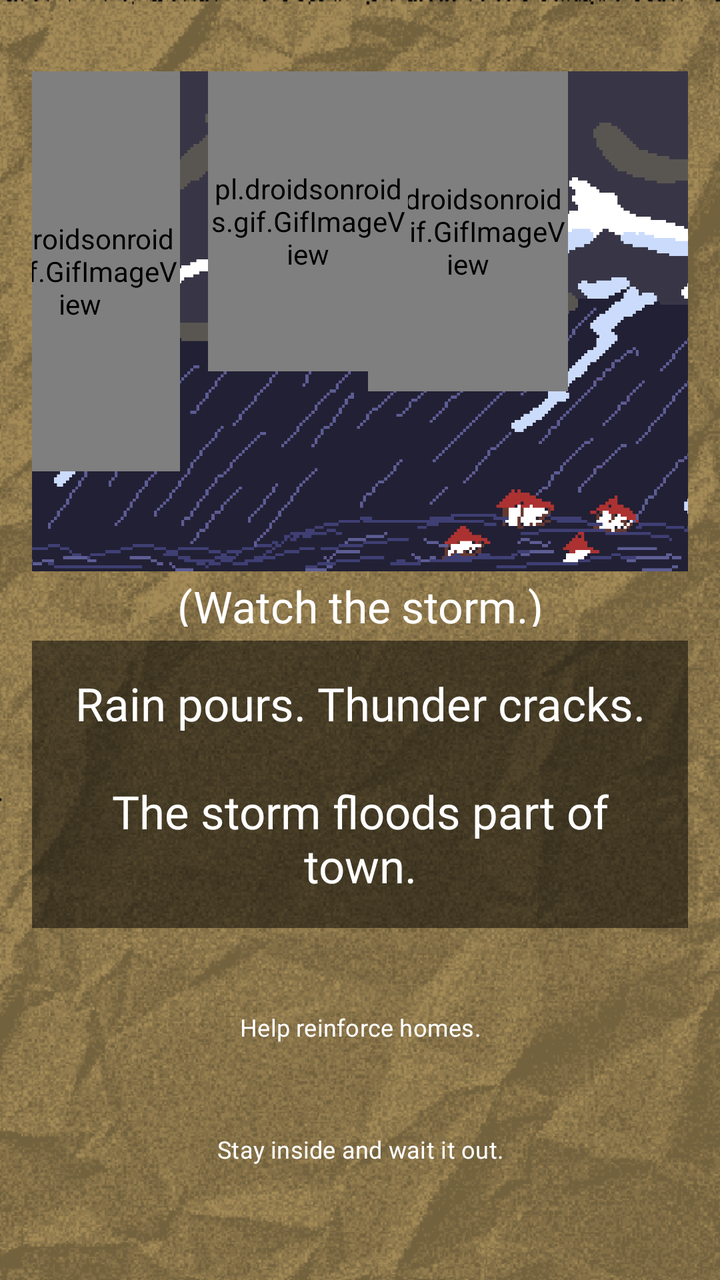
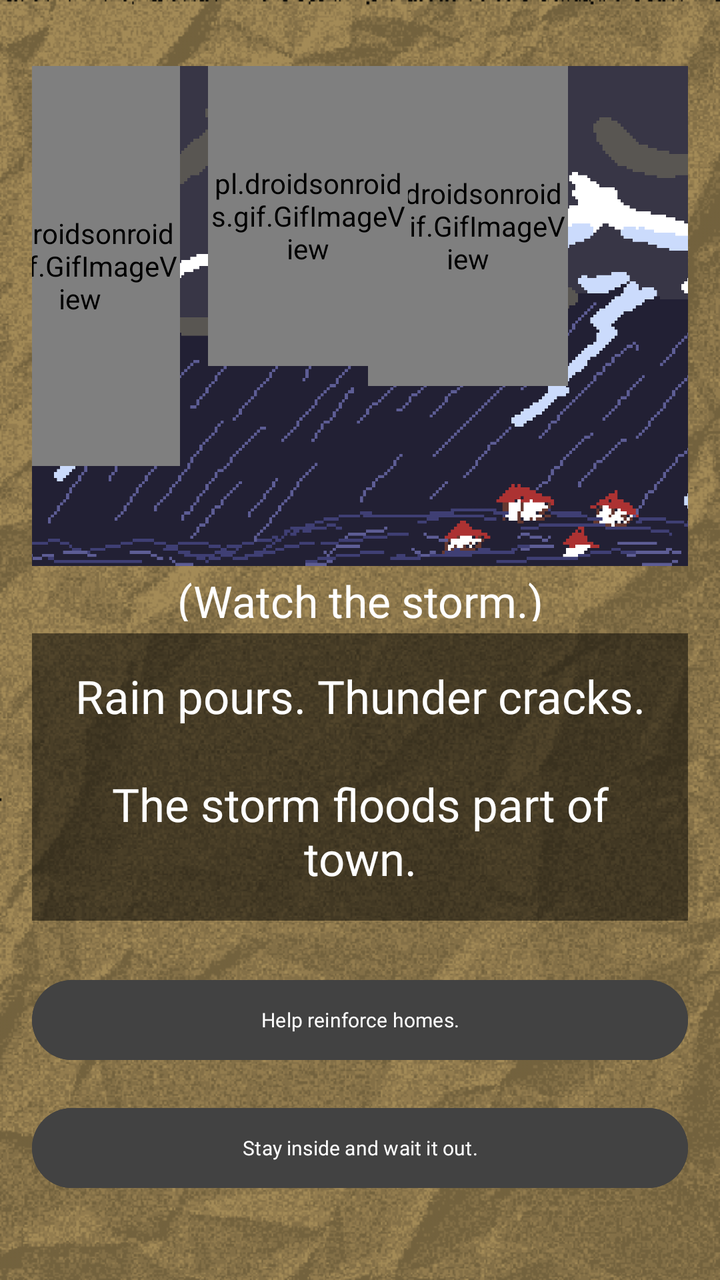

Two renders of the same Android screen: before a commit and after it. Below are the layout's source before the change and the commit's diff.
<!-- AndroidManifest.xml: application theme Theme.ChoiceQuest -->
<!-- res/layout/activity_page2_1_3_2.xml -->
<?xml version="1.0" encoding="utf-8"?>
<LinearLayout xmlns:android="http://schemas.android.com/apk/res/android"
    xmlns:app="http://schemas.android.com/apk/res-auto"
    xmlns:tools="http://schemas.android.com/tools"
    android:id="@+id/page2_1_3_2"
    android:layout_width="match_parent"
    android:layout_height="match_parent"
    android:background="@drawable/papertexture_"
    android:backgroundTint="#f8e7c2"
    android:backgroundTintMode="multiply"
    android:gravity="center"
    android:orientation="vertical"
    android:padding="16dp"
    tools:context=".Page2_1_3_2">

    <View
        android:layout_width="match_parent"
        android:layout_height="0dp"
        android:layout_weight="1"/>

    <FrameLayout
        android:layout_width="412dp"
        android:layout_height="250dp">

        <ImageView
            android:id="@+id/imageView"
            android:layout_width="match_parent"
            android:layout_height="match_parent"
            android:src="@drawable/page2_1_3_2"/>

        <pl.droidsonroids.gif.GifImageView
            android:id="@+id/thunderGif0"
            android:layout_width="100dp"
            android:layout_height="160dp"
            android:layout_marginTop="0dp"
            android:layout_marginLeft="210dp"
            android:src="@drawable/thunder_vfx0" />

        <pl.droidsonroids.gif.GifImageView
            android:id="@+id/thunderGif1"
            android:layout_width="100dp"
            android:layout_height="150dp"
            android:layout_marginTop="0dp"
            android:layout_marginLeft="130dp"
            android:src="@drawable/thunder_vfx0" />

        <pl.droidsonroids.gif.GifImageView
            android:id="@+id/thunderGif2"
            android:layout_width="100dp"
            android:layout_height="200dp"
            android:layout_marginTop="-0dp"
            android:layout_marginLeft="16dp"
            android:src="@drawable/thunder_vfx0"/>

    </FrameLayout>

    <View
        android:layout_width="match_parent"
        android:layout_height="1dp"
        android:layout_weight="0.1"/>

    <TextView
        android:layout_width="match_parent"
        android:layout_height="25dp"
        android:gravity="center"
        android:fontFamily="@font/pixelspace"
        android:textSize="22sp"
        android:text="(Watch the storm.)"
        android:textColor="@color/white"/>

    <View
        android:layout_width="match_parent"
        android:layout_height="1dp"
        android:layout_weight="0.3"/>

    <TextView
        android:layout_width="match_parent"
        android:layout_height="wrap_content"
        android:id="@+id/tv_page2_1_3_2"
        android:fontFamily="@font/pixelgame_font"
        android:gravity="center"
        android:padding="16dp"
        android:background="#80000000"
        android:text="Rain pours. Thunder cracks.\n\nThe storm floods part of town."
        android:textColor="@color/white"
        android:textSize="23sp"
        android:layout_marginBottom="16dp"/>

    <View
        android:layout_width="match_parent"
        android:layout_height="1dp"
        android:layout_weight="0.5"/>

    <Button
        android:id="@+id/btnStayHelp"
        android:layout_width="410dp"
        android:layout_height="45dp"
        android:text="Help reinforce homes."
        android:background="@android:color/transparent"
        android:fontFamily="@font/quest_font"
        android:textSize="12sp"
        android:layout_marginBottom="16dp"
        android:onClick="page2_1_3_2_1"/>

    <Button
        android:id="@+id/btnLeaveTell"
        android:layout_width="410dp"
        android:layout_height="45dp"
        android:layout_marginBottom="16dp"
        android:background="@android:color/transparent"
        android:fontFamily="@font/quest_font"
        android:text="Stay inside and wait it out."
        android:textSize="12sp"
        android:onClick="page2_1_3_2_2"/>

    <View
        android:layout_width="match_parent"
        android:layout_height="1dp"
        android:layout_weight="0.5"/>

</LinearLayout>
<!-- resources referenced by this layout -->
<resources>
  <color name="white">#FFFFFF</color>
  <!-- drawable page2_1_3_2: png bitmap (drawable, 32541 bytes) -->
  <!-- drawable papertexture_: png bitmap (drawable, 156948 bytes) -->
  <!-- drawable thunder_vfx0: gif bitmap (drawable, 8511 bytes) -->
  <style name="Theme.ChoiceQuest" parent="Base.Theme.ChoiceQuest" />
  <style name="Base.Theme.ChoiceQuest" parent="Theme.Material3.DayNight.NoActionBar">
          
          
      </style>
</resources>

<!-- the commit's change to res/layout/activity_page2_1_3_2.xml (unified diff, before → after) -->
@@ -93,24 +93,24 @@
 
     <Button
         android:id="@+id/btnStayHelp"
-        android:layout_width="410dp"
-        android:layout_height="45dp"
+        android:layout_width="match_parent"
+        android:layout_height="wrap_content"
         android:text="Help reinforce homes."
-        android:background="@android:color/transparent"
-        android:fontFamily="@font/quest_font"
-        android:textSize="12sp"
+        android:textSize="10sp"
+        android:textColor="@color/white"
+        android:backgroundTint="@color/cardview_dark_background"        android:fontFamily="@font/quest_font"
         android:layout_marginBottom="16dp"
         android:onClick="page2_1_3_2_1"/>
 
     <Button
         android:id="@+id/btnLeaveTell"
-        android:layout_width="410dp"
-        android:layout_height="45dp"
+        android:layout_width="match_parent"
+        android:layout_height="wrap_content"
         android:layout_marginBottom="16dp"
-        android:background="@android:color/transparent"
-        android:fontFamily="@font/quest_font"
+        android:textSize="10sp"
+        android:textColor="@color/white"
+        android:backgroundTint="@color/cardview_dark_background"        android:fontFamily="@font/quest_font"
         android:text="Stay inside and wait it out."
-        android:textSize="12sp"
         android:onClick="page2_1_3_2_2"/>
 
     <View
